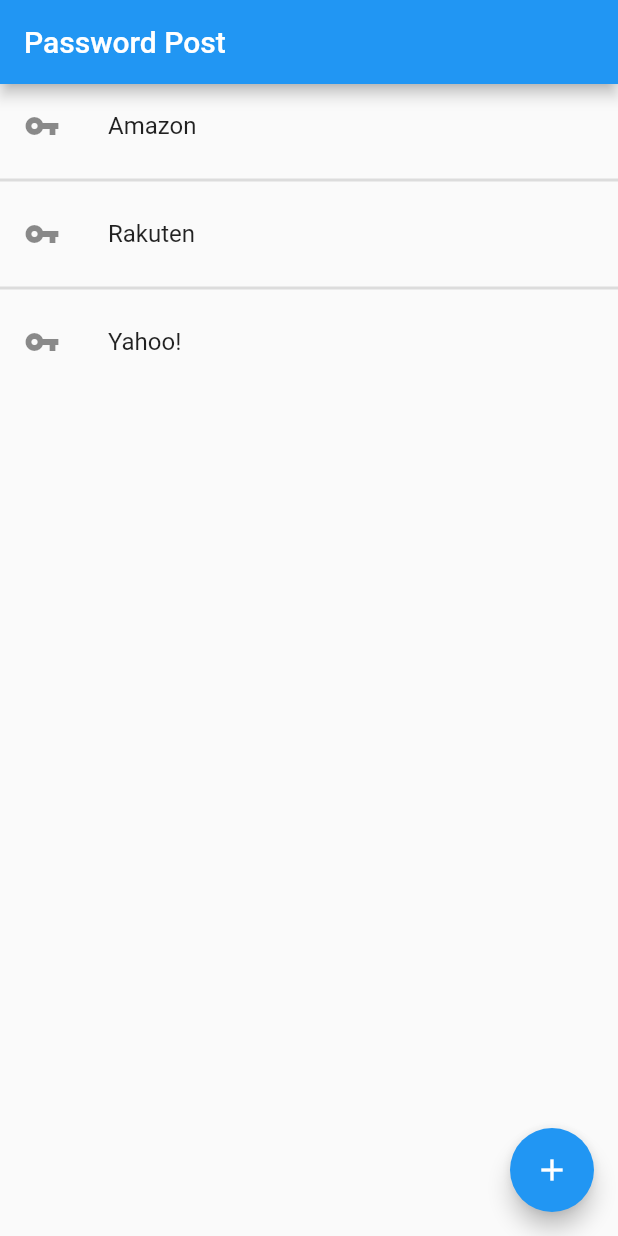
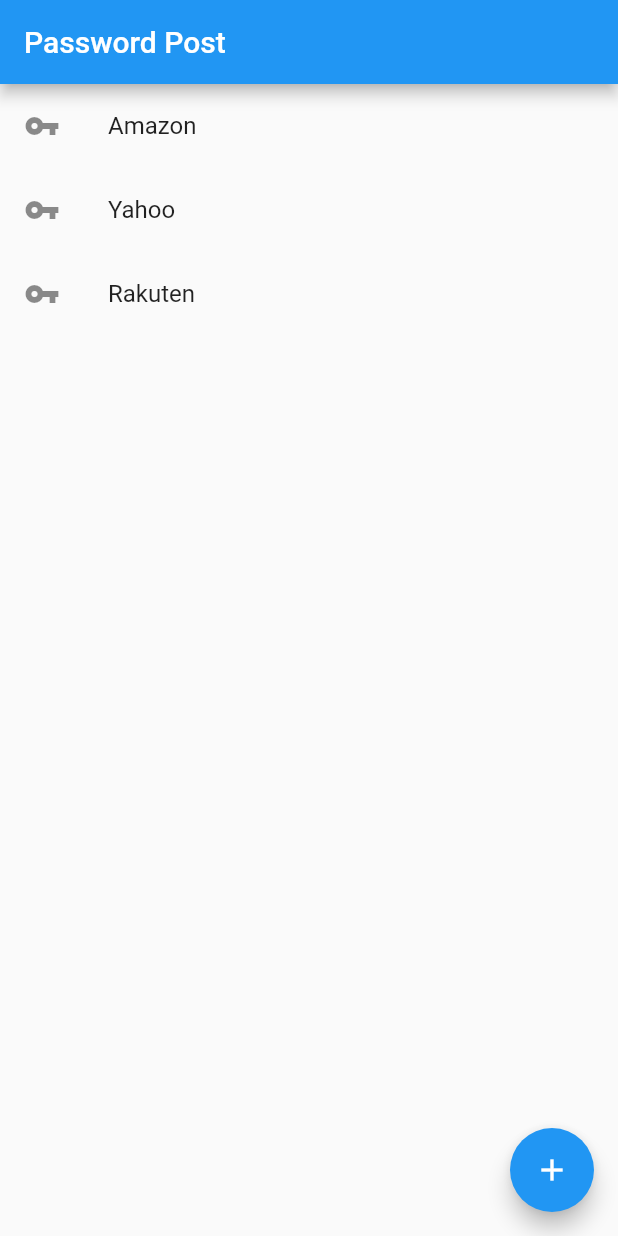
Before and after one commit to seitamuro/first_flutter_app, a Flutter app: the screen it shows after launch, on a phone screen of 412 x 824 dp. Run offline on Flutter 3.47's test engine with Material 2 defaults, Android fonts, the light colour scheme and no system bars.

Commit message:
ListView.builderを利用してリストを動的に生成

```diff
--- a/lib/main.dart
+++ b/lib/main.dart
@@ -30,6 +30,7 @@
 
 class _MyHomePageState extends State<MyHomePage> {
   int _counter = 0;
+  List<String> titleList = ["Amazon", "Yahoo", "Rakuten"];
 
   void _incrementCounter() {
     setState(() {
@@ -43,28 +44,18 @@
       appBar: AppBar(
         title: Text(widget.title),
       ),
-      body: ListView(
-        children: [
-          ListTile(
-              leading: Icon(Icons.vpn_key),
-              title: Text("Amazon")
-          ),
-          Divider(
-            thickness: 2,
-          ),
-          ListTile(
-              leading: Icon(Icons.vpn_key),
-              title: Text("Rakuten")
-          ),
-          Divider(
-            thickness: 2,
-          ),
-          ListTile(
-              leading: Icon(Icons.vpn_key),
-              title: Text("Yahoo!")
-          ),
-        ],
-      ),
+      body: ListView.builder(
+          itemCount: titleList.length,
+          itemBuilder: (BuildContext context, int i){
+            return Column(
+              children: [
+                ListTile(
+                  leading: Icon(Icons.vpn_key),
+                  title: Text(titleList[i])
+                )
+              ]
+            );
+          }),
       floatingActionButton: FloatingActionButton(
         onPressed: _incrementCounter,
         tooltip: 'Increment',
```
